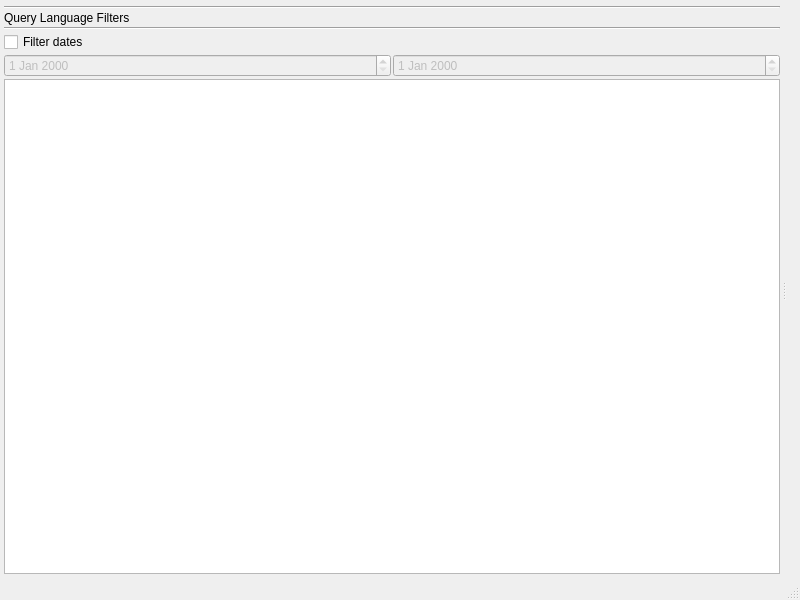
Before: the Qt Designer form src/qtgui/rclmain.ui in alberti42/recoll-macos, drawn with Qt 5.
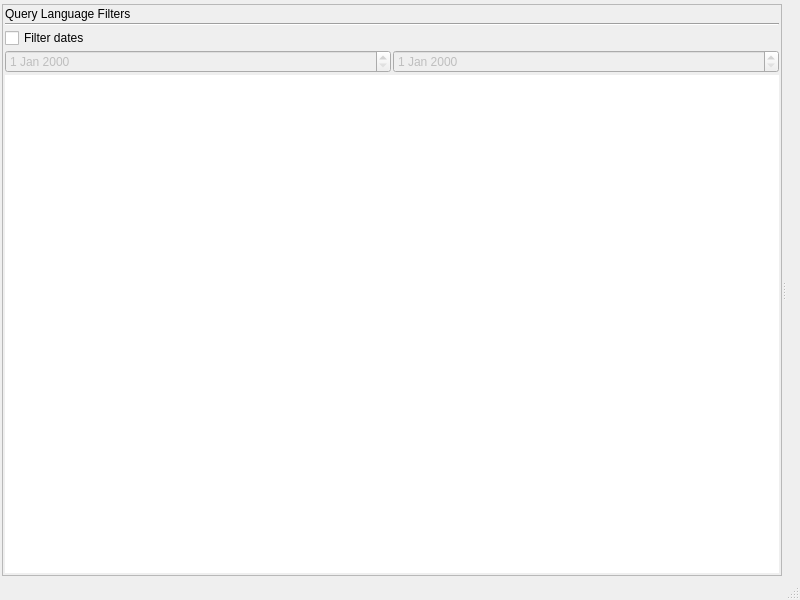
After: the same form once the commit is applied. Icons and pictures are not drawn. Custom widgets are drawn as their Qt base class.

Commit message: Update side directory filter when indexing completes

Diff of the .ui file:
```diff
--- a/src/qtgui/rclmain.ui
+++ b/src/qtgui/rclmain.ui
@@ -38,15 +38,11 @@
         <property name="orientation">
          <enum>Qt::Horizontal</enum>
         </property>
-        <widget class="QWidget" name="layoutWidget">
+        <widget class="QFrame" name="frame">
+         <property name="frameShape">
+          <enum>QFrame::StyledPanel</enum>
+         </property>
          <layout class="QVBoxLayout" name="verticalLayoutsidefilt">
-          <item>
-           <widget class="Line" name="line3">
-            <property name="orientation">
-             <enum>Qt::Horizontal</enum>
-            </property>
-           </widget>
-          </item>
           <item>
            <widget class="QLabel" name="sideFilterLBL">
             <property name="text">
@@ -90,7 +86,11 @@
            </layout>
           </item>
           <item>
-           <widget class="QTreeView" name="idxTreeView"/>
+           <widget class="QTreeView" name="idxTreeView">
+            <property name="frameShape">
+             <enum>QFrame::NoFrame</enum>
+            </property>
+           </widget>
           </item>
          </layout>
         </widget>
```
Left out of the diff: 2 changed lines with no effect on the pictures. Lines whose indentation alone changed are shown as unchanged. The commit also changes 1 other file.
